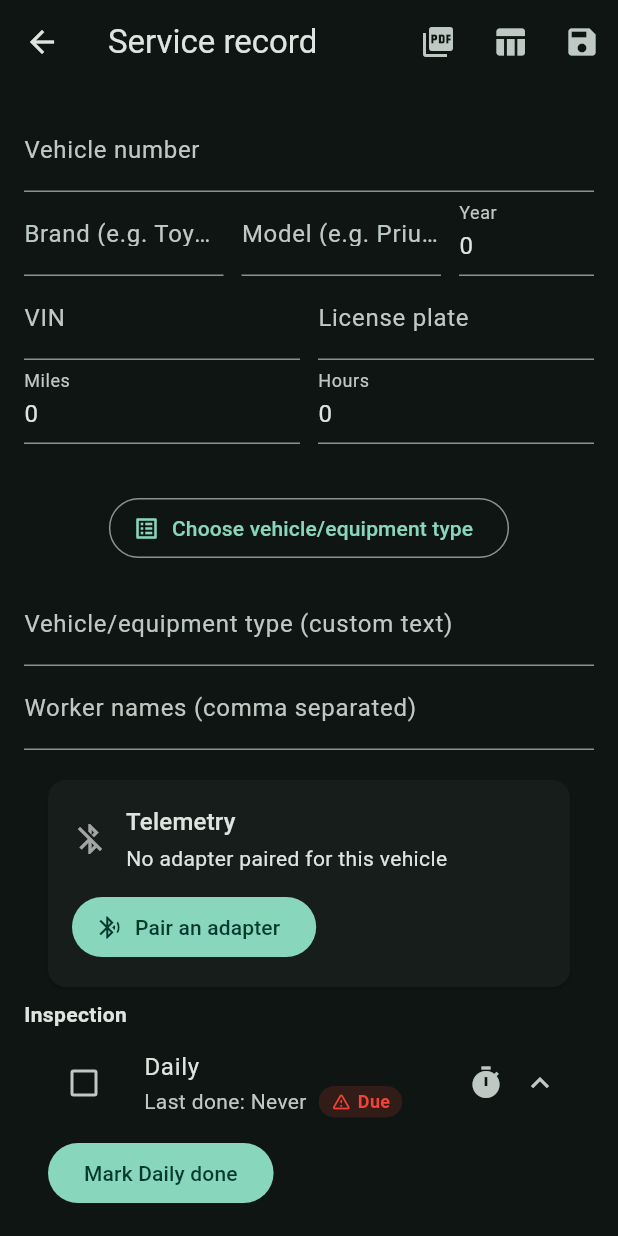
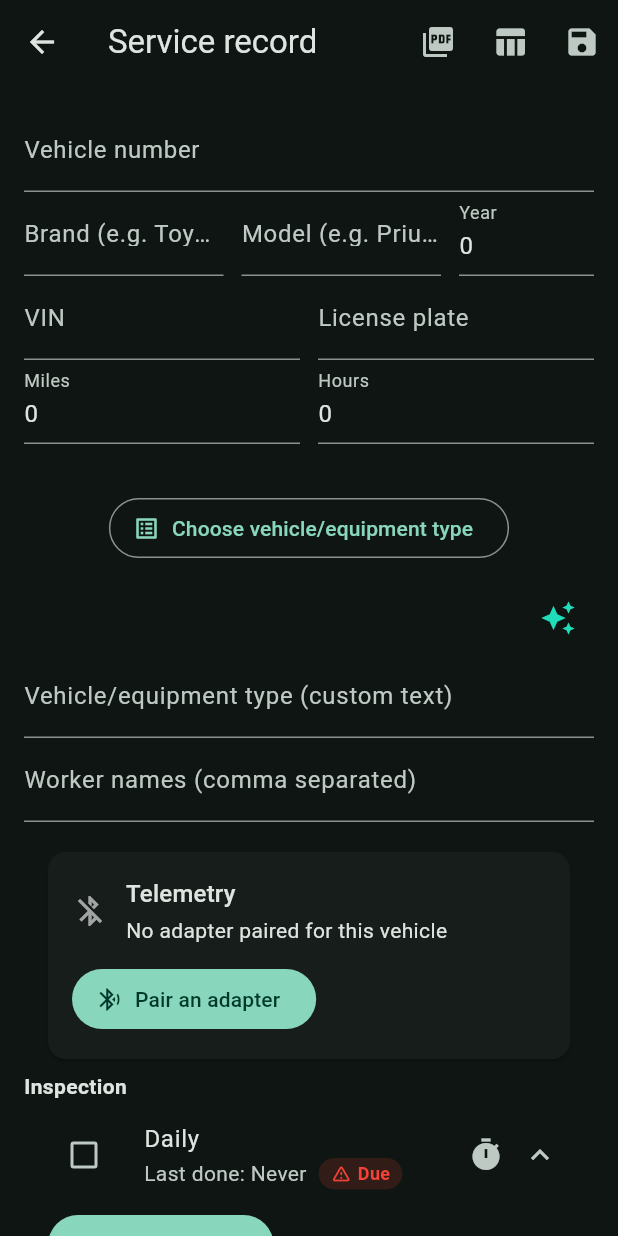
Before and after one commit to John-Codes/vehicle-maintenance-tracker, a Flutter app: the RecordEditorPage screen opened directly with empty values, after a tap on "Daily", on a phone screen of 412 x 824 dp. Run offline on Flutter 3.47's test engine with Material 3 defaults, Android fonts, the phone set to English and light mode, and no system bars; our stand-ins replace firebase_auth, firebase_core, flutter_markdown_plus, geolocator, pdf, printing and 2 more; missing offline and left inert: dart:html, excel, flutter_reactive_ble; accounts and stored records are empty; network calls fail.

Commit message:
AI generation UX: non-blocking background flow, subtle app-wide 'AI is working' pill with elapsed time, record-editor prefilled generate button, neutral placeholders, one-shot POST (no 5xx retries)

```diff
--- a/lib/app/app.dart
+++ b/lib/app/app.dart
@@ -1,6 +1,7 @@
 import 'package:flutter/material.dart';
 import '../core/large_display.dart';
 import '../features/auth/auth_gate.dart';
+import '../features/service_types/ai_status.dart';
 
 final themeNotifier = ValueNotifier<ThemeMode>(ThemeMode.dark);
 
@@ -32,7 +33,7 @@ class _TrackerAppState extends State<TrackerApp> {
               data: MediaQuery.of(context).copyWith(
                 textScaler: TextScaler.linear(bigger ? 1.1 : 1.0),
               ),
-              child: app!,
+              child: Stack(children: [app!, const AiStatusPill()]),
             ),
             child: child,
           ),
--- a/lib/core/api_client.dart
+++ b/lib/core/api_client.dart
@@ -18,7 +18,13 @@ class ApiClient {
   Future<dynamic> put(String path, Object body) => _send('PUT', path, body);
   Future<void> delete(String path) async => _send('DELETE', path);
 
-  Future<dynamic> _send(String method, String path, [Object? body]) async {
+  /// One-shot POST: no automatic retry on server errors. Use for slow,
+  /// expensive calls (e.g. AI generation) where retrying would duplicate work.
+  Future<dynamic> postOnce(String path, Object body) =>
+      _send('POST', path, body, false);
+
+  Future<dynamic> _send(String method, String path, [Object? body,
+      bool retryServerErrors = true]) async {
     for (var attempt = 0; attempt <= _backoffSeconds.length; attempt++) {
       try {
         final request = http.Request(method, Uri.parse('${AppConfig.apiUrl}$path'));
@@ -28,7 +34,7 @@ class ApiClient {
         if (body != null) request.body = jsonEncode(body);
         final response = await http.Response.fromStream(await _client.send(request));
         final retryable = response.statusCode == 429 || response.statusCode >= 500;
-        if (retryable && attempt < _backoffSeconds.length) {
+        if (retryable && retryServerErrors && attempt < _backoffSeconds.length) {
           coldStart.value = true;
           await Future.delayed(Duration(seconds: _backoffSeconds[attempt]));
           continue;
--- a/lib/features/editor/record_editor_page.dart
+++ b/lib/features/editor/record_editor_page.dart
@@ -8,6 +8,7 @@ import '../service_types/service_type.dart';
 import '../service_types/template_changes.dart';
 import '../records/records_repository.dart';
 import '../records/service_record.dart';
+import '../service_types/ai_generate_ui.dart';
 import '../telemetry/telemetry_card.dart';
 import '../vehicle_service_history/vehicle_service_history.dart';
 import 'record_form_fields.dart';
@@ -95,7 +96,10 @@ class _RecordEditorPageState extends State<RecordEditorPage> {
         IconButton(onPressed: save, icon: const Icon(Icons.save)),
       ]),
       body: ListView(padding: const EdgeInsets.all(16), children: [
-        RecordFormFields(vehicle: vehicle, vin: vin, plate: plate, miles: miles, hours: hours, service: service, workers: workers, brand: brand, model: model, year: year, last: last, onType: applyServiceType, onVehicle: () => setState(() {})),
+        RecordFormFields(vehicle: vehicle, vin: vin, plate: plate, miles: miles, hours: hours, service: service, workers: workers, brand: brand, model: model, year: year, last: last, onType: applyServiceType, onVehicle: () => setState(() {}),
+          onGenerateAi: () => startAiTypeGeneration(context,
+              prefillBrand: brand.text.trim(), prefillModel: model.text.trim(),
+              prefillYear: year.text.trim())),
         const SizedBox(height: 12),
         TelemetryCard(record: record, onSave: _telemetryUpdated),
         const Text('Inspection', style: TextStyle(fontWeight: FontWeight.bold)),
--- a/lib/features/editor/record_form_fields.dart
+++ b/lib/features/editor/record_form_fields.dart
@@ -10,8 +10,9 @@ class RecordFormFields extends StatelessWidget {
   final TextEditingController vehicle, vin, plate, miles, hours, service, workers, brand, model, year;
   final LastServiceInfo last;
   final ValueChanged<ServiceType> onType;
+  final VoidCallback? onGenerateAi;
   final VoidCallback onVehicle;
-  const RecordFormFields({super.key, required this.vehicle, required this.vin, required this.plate, required this.miles, required this.hours, required this.service, required this.workers, required this.brand, required this.model, required this.year, required this.last, required this.onType, required this.onVehicle});
+  const RecordFormFields({super.key, required this.vehicle, required this.vin, required this.plate, required this.miles, required this.hours, required this.service, required this.workers, required this.brand, required this.model, required this.year, required this.last, required this.onType, required this.onVehicle, this.onGenerateAi});
 
   @override
   Widget build(BuildContext context) => Column(children: [
@@ -23,6 +24,12 @@ class RecordFormFields extends StatelessWidget {
         Row(children: [Expanded(child: TextField(controller: vin, decoration: const InputDecoration(labelText: 'VIN'), textCapitalization: TextCapitalization.characters)), const SizedBox(width: 12), Expanded(child: TextField(controller: plate, decoration: const InputDecoration(labelText: 'License plate'), textCapitalization: TextCapitalization.characters))]),
         Row(children: [Expanded(child: TextField(controller: miles, keyboardType: TextInputType.number, decoration: const InputDecoration(labelText: 'Miles'))), const SizedBox(width: 12), Expanded(child: TextField(controller: hours, keyboardType: TextInputType.number, decoration: const InputDecoration(labelText: 'Hours')))]),
         ServiceTypePicker(onSelected: onType),
+        if (onGenerateAi != null)
+          Align(alignment: Alignment.centerRight, child: IconButton(
+            icon: const Icon(Icons.auto_awesome, color: Color(0xff1fddb9)),
+            tooltip: 'Generate a type with AI for this vehicle',
+            onPressed: onGenerateAi,
+          )),
         TextField(controller: service, decoration: const InputDecoration(labelText: 'Vehicle/equipment type (custom text)')),
         TextField(controller: workers, decoration: const InputDecoration(labelText: 'Worker names (comma separated)')),
       ]);
--- /dev/null
+++ b/lib/features/service_types/ai_status.dart
@@ -0,0 +1,77 @@
+import 'dart:async';
+
+import 'package:flutter/material.dart';
+
+/// App-wide "AI is working" state. Null = idle; non-null while a checklist
+/// generation runs in the background.
+class AiJob {
+  final String label;
+  final DateTime startedAt;
+
+  AiJob(this.label) : startedAt = DateTime.now();
+
+  String get elapsed {
+    final seconds = DateTime.now().difference(startedAt).inSeconds;
+    final minutes = seconds ~/ 60;
+    if (minutes >= 1) return '${minutes}m ${seconds % 60}s';
+    return '$seconds s';
+  }
+}
+
+final aiStatusNotifier = ValueNotifier<AiJob?>(null);
+
+/// Subtle floating pill: "AI is working for you… (1m 20s)". Mounted once in
+/// the app builder so it shows on every page; IgnorePointer means it can
+/// never block a tap.
+class AiStatusPill extends StatefulWidget {
+  const AiStatusPill({super.key});
+  @override
+  State<AiStatusPill> createState() => _AiStatusPillState();
+}
+
+class _AiStatusPillState extends State<AiStatusPill> {
+  Timer? _ticker;
+
+  @override
+  void initState() {
+    super.initState();
+    _ticker = Timer.periodic(const Duration(seconds: 1), (_) => setState(() {}));
+  }
+
+  @override
+  void dispose() {
+    _ticker?.cancel();
+    super.dispose();
+  }
+
+  @override
+  Widget build(BuildContext context) => ValueListenableBuilder<AiJob?>(
+        valueListenable: aiStatusNotifier,
+        builder: (context, job, child) => IgnorePointer(
+          child: AnimatedSlide(
+            offset: job == null ? const Offset(0, 1.6) : Offset.zero,
+            duration: const Duration(milliseconds: 350),
+            curve: Curves.easeOutCubic,
+            child: Align(
+              alignment: Alignment.bottomCenter,
+              child: Container(
+                margin: const EdgeInsets.only(bottom: 88),
+                padding: const EdgeInsets.symmetric(horizontal: 18, vertical: 10),
+                decoration: BoxDecoration(
+                  color: const Color(0xff0b7c66),
+                  borderRadius: BorderRadius.circular(30),
+                  boxShadow: const [BoxShadow(color: Color(0x40000000), blurRadius: 10)],
+                ),
+                child: Row(mainAxisSize: MainAxisSize.min, children: [
+                  const SizedBox(width: 14, height: 14,
+                      child: CircularProgressIndicator(strokeWidth: 2.5, color: Colors.white)),
+                  const SizedBox(width: 10),
+                  Text('AI is working for you… (${job?.elapsed ?? ""})',
+                      style: const TextStyle(color: Colors.white, fontWeight: FontWeight.w600)),
+                ]),
+              ),
+            ),
+          ),
+        ),
+      );
+}
--- a/lib/features/service_types/service_types_page.dart
+++ b/lib/features/service_types/service_types_page.dart
@@ -36,7 +36,7 @@ class _ServiceTypesPageState extends State<ServiceTypesPage> {
       IconButton(
         icon: const Icon(Icons.auto_awesome, color: Color(0xff1fddb9)),
         tooltip: 'Generate with AI',
-        onPressed: () => showAiTypeGenerator(context, refresh),
+        onPressed: () => startAiTypeGeneration(context, onDone: refresh),
       ),
     ]),
     floatingActionButton: FloatingActionButton.extended(onPressed: () => edit(), icon: const Icon(Icons.add), label: const Text('Add type')),
```
Also changed, not shown: lib/features/service_types/ai_generate_ui.dart (+35 -83 lines), lib/features/service_types/ai_type_dialog.dart (added, +71 -0 lines).
